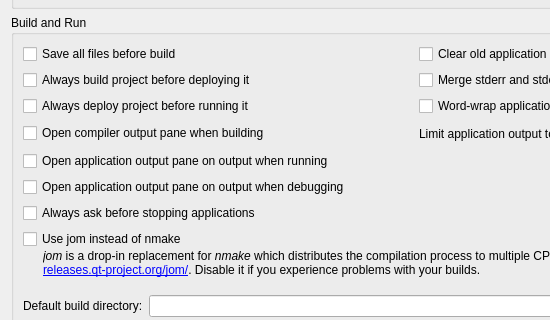
Above: src/plugins/projectexplorer/projectexplorersettingspage.ui from qt-creator/qt-creator before the change; both pictures show x 0 to 550 and y 91 to 411 of the 831 by 507 pixel window. Below: the same form after it.
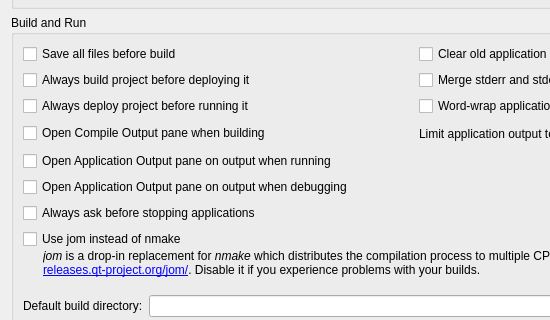
That is the form after the change. Custom widgets are drawn as their Qt base class.

Commit message:
UI text: fix debugger related strings
Fix capitalization and punctuation. Make some strings shorter.

```diff
--- a/src/plugins/projectexplorer/projectexplorersettingspage.ui
+++ b/src/plugins/projectexplorer/projectexplorersettingspage.ui
@@ -106,7 +106,7 @@
       <item row="3" column="0">
        <widget class="QCheckBox" name="showCompileOutputCheckBox">
         <property name="text">
-         <string>Open compiler output pane when building</string>
+         <string>Open Compile Output pane when building</string>
         </property>
        </widget>
       </item>
@@ -161,14 +161,14 @@
       <item row="4" column="0">
        <widget class="QCheckBox" name="showRunOutputCheckBox">
         <property name="text">
-         <string>Open application output pane on output when running</string>
+         <string>Open Application Output pane on output when running</string>
         </property>
        </widget>
       </item>
       <item row="5" column="0">
        <widget class="QCheckBox" name="showDebugOutputCheckBox">
         <property name="text">
-         <string>Open application output pane on output when debugging</string>
+         <string>Open Application Output pane on output when debugging</string>
         </property>
        </widget>
       </item>
```
The commit also changes 3 other files.
